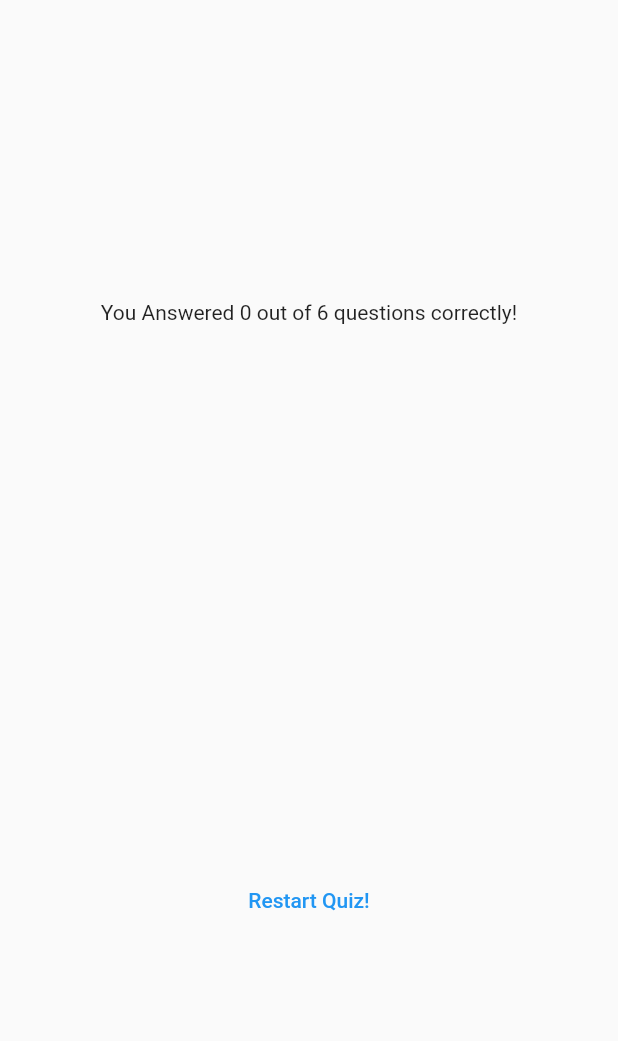
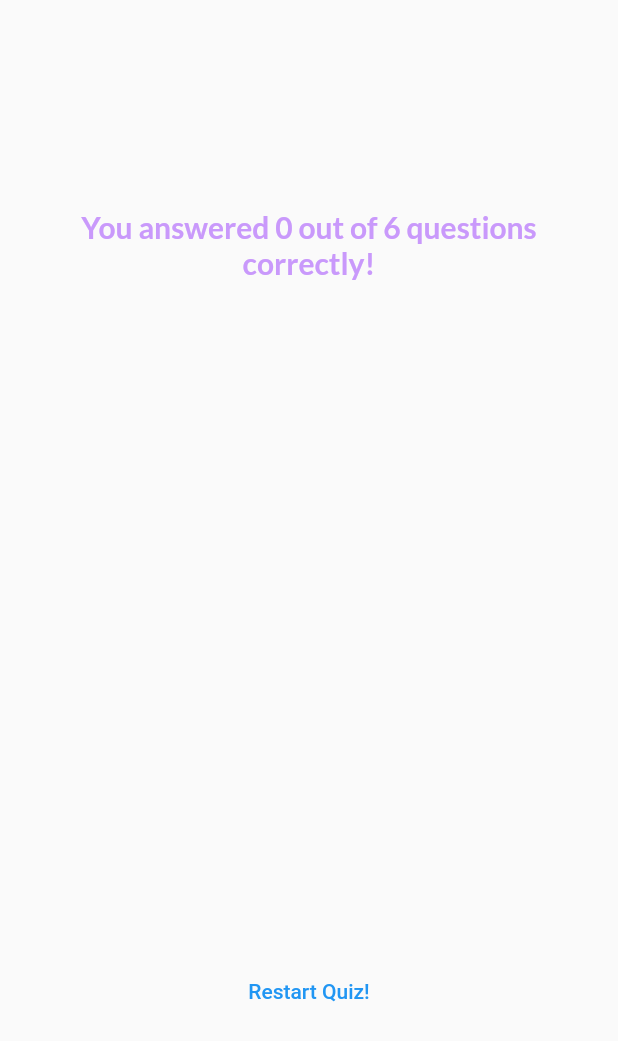
Before and after one commit to h1Jasonh1/quiz_app_final, a Flutter app: the ResultsScreen widget shown alone on an empty page, opened directly with empty values, on a phone screen of 412 x 824 dp. Shown: the top 1041 px of the screen. Run offline on Flutter 3.47's test engine with Material 2 defaults, Android fonts, the phone set to English and light mode, and no system bars; our stand-ins replace google_fonts.

Commit message:
improved ui on results screen

```diff
--- a/lib/results_screen.dart
+++ b/lib/results_screen.dart
@@ -1,4 +1,5 @@
 import 'package:flutter/material.dart';
+import 'package:google_fonts/google_fonts.dart';
 
 import 'package:quiz_app_final/data/questions.dart';
 
@@ -42,7 +43,12 @@ class ResultsScreen extends StatelessWidget {
           mainAxisAlignment: MainAxisAlignment.center,
           children: [
             Text(
-              "You Answered $numCorrectQuestions out of $numTotalQuestions questions correctly!"
+              "You answered $numCorrectQuestions out of $numTotalQuestions questions correctly!",
+              style: GoogleFonts.lato(
+                  fontSize: 20,
+                  color: const Color.fromARGB(255, 201, 153, 251),
+                  fontWeight: FontWeight.bold),
+              textAlign: TextAlign.center,
             ),
             const SizedBox(
               height: 30,
```
Also changed, not shown: lib/questions_summary.dart (+42 -6 lines).
